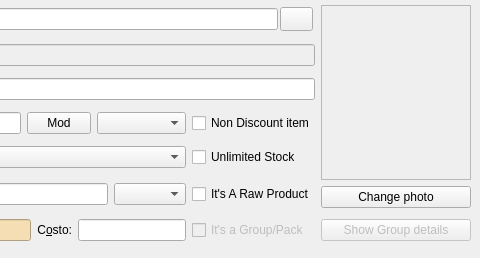
Qt form squeeze/src/ui/producteditor.ui (lastprimenumbers/lemonpos) before a commit; both pictures show x 220 to 700 and y 0 to 258 of the 700 by 258 pixel window.
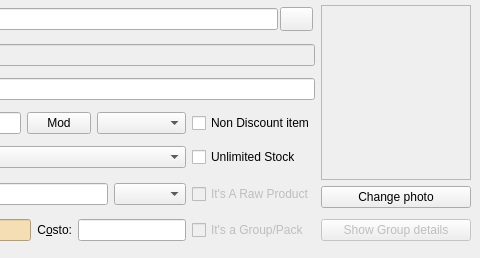
The same form after that commit.

```diff
--- a/squeeze/src/ui/producteditor.ui
+++ b/squeeze/src/ui/producteditor.ui
@@ -582,6 +582,9 @@
     </item>
     <item row="5" column="2">
      <widget class="QCheckBox" name="chIsARaw">
+      <property name="enabled">
+       <bool>false</bool>
+      </property>
       <property name="text">
        <string>It's A Raw Product</string>
       </property>
```
